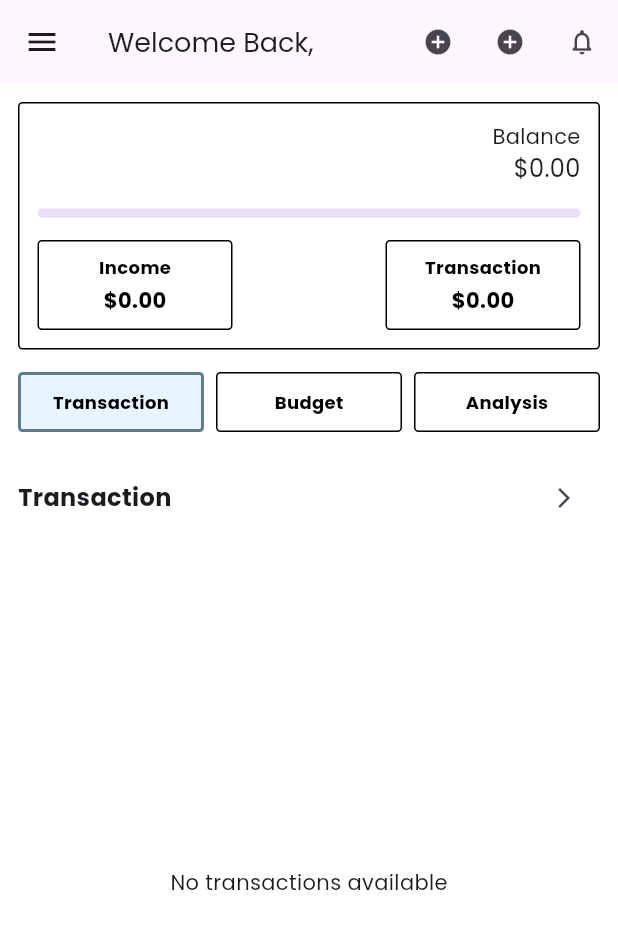
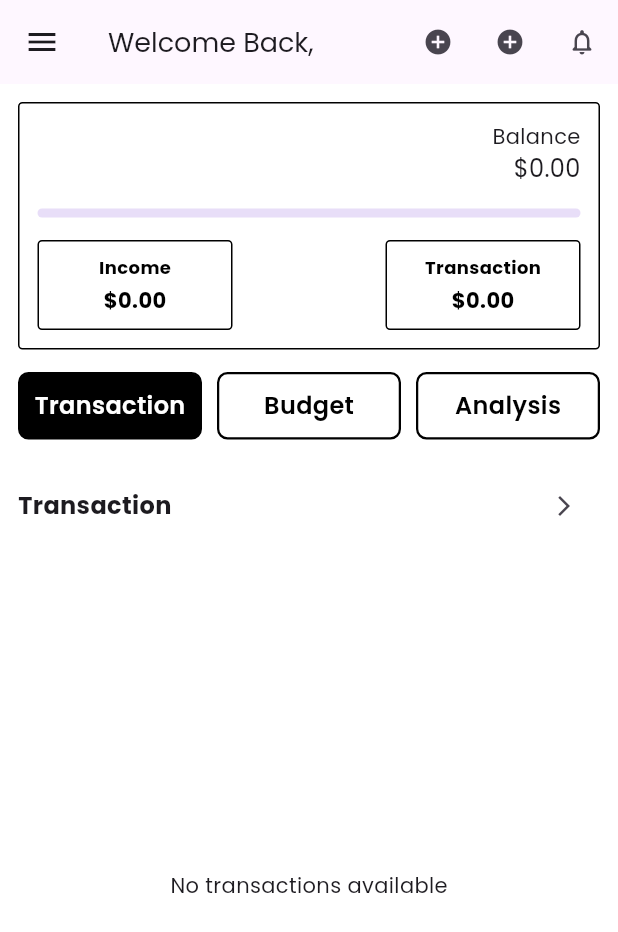
Before and after one commit to anjumArnab/Spend-Wise, a Flutter app: the HomePage screen opened directly, on a phone screen of 412 x 824 dp. Shown: the top 932 px of the screen. Run offline on Flutter 3.47's test engine with Material 3 defaults, Android fonts, the phone set to English and light mode, and no system bars; our stand-ins replace cloud_firestore, firebase_auth, firebase_core, google_fonts, image_picker, sqflite; missing offline and left inert: google_mlkit_text_recognition; accounts and stored records are empty; generated files the repository leaves out were written again.

Commit message:
new method: buildToggleButton

```diff
--- a/lib/screens/homepage.dart
+++ b/lib/screens/homepage.dart
@@ -8,11 +8,10 @@ import '../screens/sign_up_screen.dart';
 import '../screens/user_profile.dart';
 import '../services/authentication.dart';
 import '../services/cloud_store.dart';
-import '../widgets/category_tab.dart';
-import '../widgets/finance_card.dart';
 import '../widgets/show_snack_bar.dart';
 import '../widgets/transaction_item.dart';
 import '../widgets/budget_progress.dart';
+import '../widgets/finance_card.dart';
 
 class HomePage extends StatefulWidget {
   final double totalIncome;
@@ -148,6 +147,35 @@ class _HomePageState extends State<HomePage> {
     );
   }
 
+  // Build Toggle Button similar to SignUpScreen
+  Widget buildToggleButton(String text, String category) {
+    // Check if this button matches the current selection state
+    bool isSelected = _selectedCategory == category;
+
+    return Expanded(
+      child: InkWell(
+        onTap: () => _setSelectedCategory(category),
+        child: Container(
+          height: 45,
+          decoration: BoxDecoration(
+            color: isSelected ? Colors.black : Colors.transparent,
+            border: Border.all(color: Colors.black, width: 1.5),
+            borderRadius: BorderRadius.circular(7),
+          ),
+          alignment: Alignment.center,
+          child: Text(
+            text,
+            style: TextStyle(
+              fontSize: 16,
+              fontWeight: FontWeight.w600,
+              color: isSelected ? Colors.white : Colors.black,
+            ),
+          ),
+        ),
+      ),
+    );
+  }
+
   @override
   Widget build(BuildContext context) {
     // Check if user is authenticated
@@ -205,26 +233,16 @@ class _HomePageState extends State<HomePage> {
                   );
                 }),
             const SizedBox(height: 15),
+
+            // Toggle Button Row for Transaction, Budget, Analysis
             Row(
-              mainAxisAlignment: MainAxisAlignment.spaceBetween,
+              mainAxisAlignment: MainAxisAlignment.center,
               children: [
-                CategoryTab(
-                  label: 'Transaction',
-                  selectedCategory: _selectedCategory,
-                  onTap: _setSelectedCategory,
-                ),
-                const SizedBox(width: 8),
-                CategoryTab(
-                  label: 'Budget',
-                  selectedCategory: _selectedCategory,
-                  onTap: _setSelectedCategory,
-                ),
-                const SizedBox(width: 8),
-                CategoryTab(
-                  label: 'Analysis',
-                  selectedCategory: _selectedCategory,
-                  onTap: _setSelectedCategory,
-                ),
+                buildToggleButton("Transaction", "Transaction"),
+                const SizedBox(width: 10),
+                buildToggleButton("Budget", "Budget"),
+                const SizedBox(width: 10),
+                buildToggleButton("Analysis", "Analysis"),
               ],
             ),
 
```
